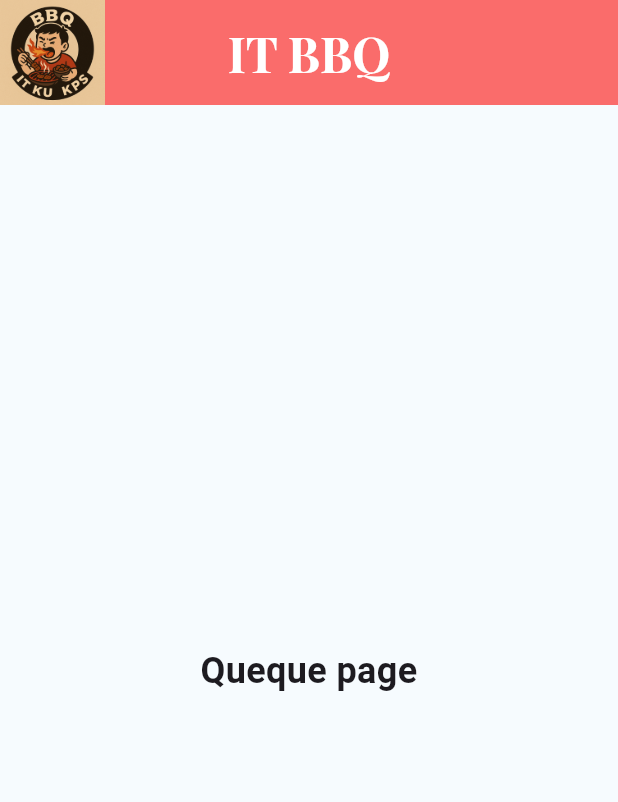
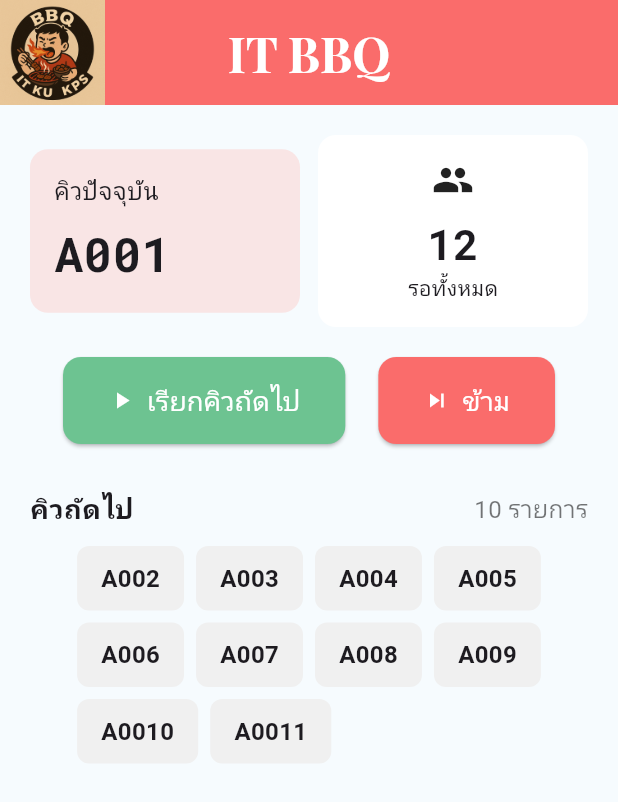
Before and after one commit to chaichan05/PROJECT, a Flutter app: the QueuePage screen opened directly, on a phone screen of 412 x 824 dp. Shown: the top 802 px of the screen. Run offline on Flutter 3.47's test engine with Material 3 defaults, Android fonts, the phone set to English and light mode, and no system bars; our stand-ins replace cloud_firestore, firebase_auth, firebase_core, google_fonts; accounts and stored records are empty.

Commit message:
16092025

```diff
--- a/project/lib/queue.dart
+++ b/project/lib/queue.dart
@@ -8,7 +8,6 @@ void main() {
 class MyApp extends StatelessWidget {
   const MyApp({super.key});
 
-  // This widget is the root of your application.
   @override
   Widget build(BuildContext context) {
     return MaterialApp(
@@ -27,15 +26,13 @@ class QueuePage extends StatelessWidget {
   Widget build(BuildContext context) {
     return Scaffold(
       appBar: AppBar(
-        flexibleSpace: Image(
-          image: const AssetImage('assets/bbq.png'),
+        flexibleSpace: const Image(
+          image: AssetImage('assets/bbq.png'),
           alignment: Alignment.centerLeft,
         ),
         toolbarHeight: 70,
         centerTitle: true,
-        title: ConstrainedBox(
-          constraints: BoxConstraints(),
-          child: Text(
+        title: Text(
           'IT BBQ',
           style: GoogleFonts.playfairDisplay(
             color: Colors.white,
@@ -44,23 +41,147 @@ class QueuePage extends StatelessWidget {
           ),
           textAlign: TextAlign.right,
         ),
-        ),
         backgroundColor: const Color(0xFFFA6C6B),
       ),
 
-      body: const Center(
-        child: Text(
-          'Queque page',
-          style:
-          TextStyle(
-            fontSize: 24,
+      backgroundColor: const Color(0xFFF6FBFE),
+
+      body: Padding(
+        padding: const EdgeInsets.all(20.0),
+        child: Column(
+          children: [
+
+            /// 🔹 กล่องคิวปัจจุบัน + จำนวนรอ
+            Row(
+              mainAxisAlignment: MainAxisAlignment.spaceBetween,
+              children: [
+                Expanded(
+                  child: Container(
+                    padding: const EdgeInsets.all(16),
+                    decoration: BoxDecoration(
+                      color: const Color(0xFFF9E5E5), // ชมพูอ่อน
+                      borderRadius: BorderRadius.circular(12),
+                    ),
+                    child: Column(
+                      crossAxisAlignment: CrossAxisAlignment.start,
+                      children: [
+                        const Text("คิวปัจจุบัน",
+                            style: TextStyle(fontSize: 16)),
+                        const SizedBox(height: 8),
+                        Text("A001",
+                            style: GoogleFonts.robotoMono(
+                              fontSize: 32,
                               fontWeight: FontWeight.bold,
+                            )),
+                      ],
                     ),
-          textAlign: TextAlign.center,
+                  ),
+                ),
+                const SizedBox(width: 12),
+                Expanded(
+                  child: Container(
+                    padding: const EdgeInsets.all(16),
+                    decoration: BoxDecoration(
+                      color: Colors.white,
+                      borderRadius: BorderRadius.circular(12),
+                    ),
+                    child: Column(
+                      children: [
+                        const Icon(Icons.people, size: 28),
+                        const SizedBox(height: 8),
+                        Text("12",
+                            style: GoogleFonts.robotoMono(
+                              fontSize: 28,
+                              fontWeight: FontWeight.bold,
+                            )),
+                        const Text("รอทั้งหมด"),
+                      ],
+                    ),
+                  ),
+                ),
+              ],
             ),
 
+            const SizedBox(height: 20),
+
+            /// 🔹 ปุ่ม
+            Row(
+              mainAxisAlignment: MainAxisAlignment.spaceEvenly,
+              children: [
+                ElevatedButton.icon(
+                  style: ElevatedButton.styleFrom(
+                    backgroundColor: const Color(0xFF6DC391), // เขียวอ่อน
+                    padding: const EdgeInsets.symmetric(
+                        horizontal: 30, vertical: 16),
+                    shape: RoundedRectangleBorder(
+                        borderRadius: BorderRadius.circular(12)),
                   ),
-      backgroundColor: const Color(0xFFF6FBFE),
+                  onPressed: () {},
+                  icon: const Icon(Icons.play_arrow, color: Colors.white),
+                  label: const Text("เรียกคิวถัดไป",
+                      style: TextStyle(fontSize: 18, color: Colors.white)),
+                ),
+                ElevatedButton.icon(
+                  style: ElevatedButton.styleFrom(
+                    backgroundColor: const Color(0xFFFA6C6B), // ชมพู/แดง
+                    padding: const EdgeInsets.symmetric(
+                        horizontal: 30, vertical: 16),
+                    shape: RoundedRectangleBorder(
+                        borderRadius: BorderRadius.circular(12)),
+                  ),
+                  onPressed: () {},
+                  icon: const Icon(Icons.skip_next, color: Colors.white),
+                  label: const Text("ข้าม",
+                      style: TextStyle(fontSize: 18, color: Colors.white)),
+                ),
+              ],
+            ),
+
+            const SizedBox(height: 30),
+
+            /// 🔹 คิวถัดไป
+            Align(
+              alignment: Alignment.centerLeft,
+              child: Row(
+                mainAxisAlignment: MainAxisAlignment.spaceBetween,
+                children: const [
+                  Text("คิวถัดไป",
+                      style:
+                          TextStyle(fontSize: 18, fontWeight: FontWeight.bold)),
+                  Text("10 รายการ",
+                      style: TextStyle(fontSize: 16, color: Colors.black54)),
+                ],
+              ),
+            ),
+
+            const SizedBox(height: 12),
+
+            /// 🔹 แถบแสดงคิวถัดไป
+            Wrap(
+              spacing: 8,
+              runSpacing: 8,
+              children: List.generate(
+                10,
+                (index) => Container(
+                  padding:
+                      const EdgeInsets.symmetric(horizontal: 16, vertical: 10),
+                  decoration: BoxDecoration(
+                    color: const Color(0xFFF0F0F0),
+                    borderRadius: BorderRadius.circular(8),
+                  ),
+                  child: Text(
+                    "A00${index + 2}",
+                    style: const TextStyle(
+                      fontSize: 16,
+                      fontWeight: FontWeight.w600,
+                    ),
+                  ),
+                ),
+              ),
+            ),
+          ],
+        ),
+      ),
     );
   }
 }
```
Lines whose indentation alone changed are shown as unchanged.
